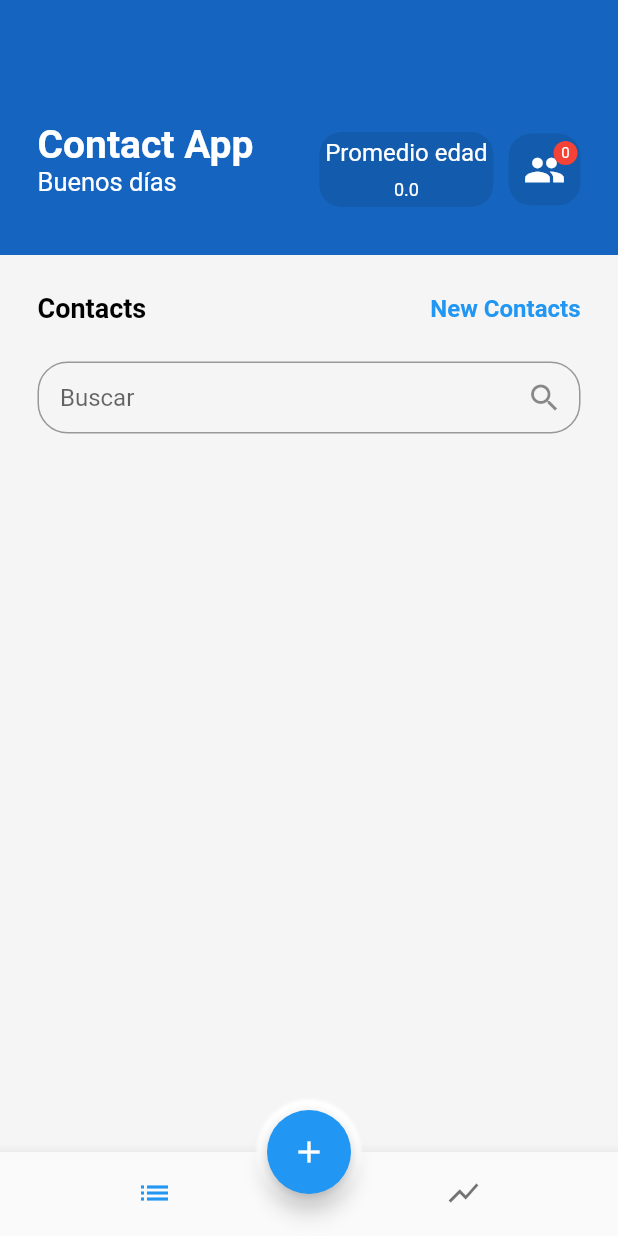
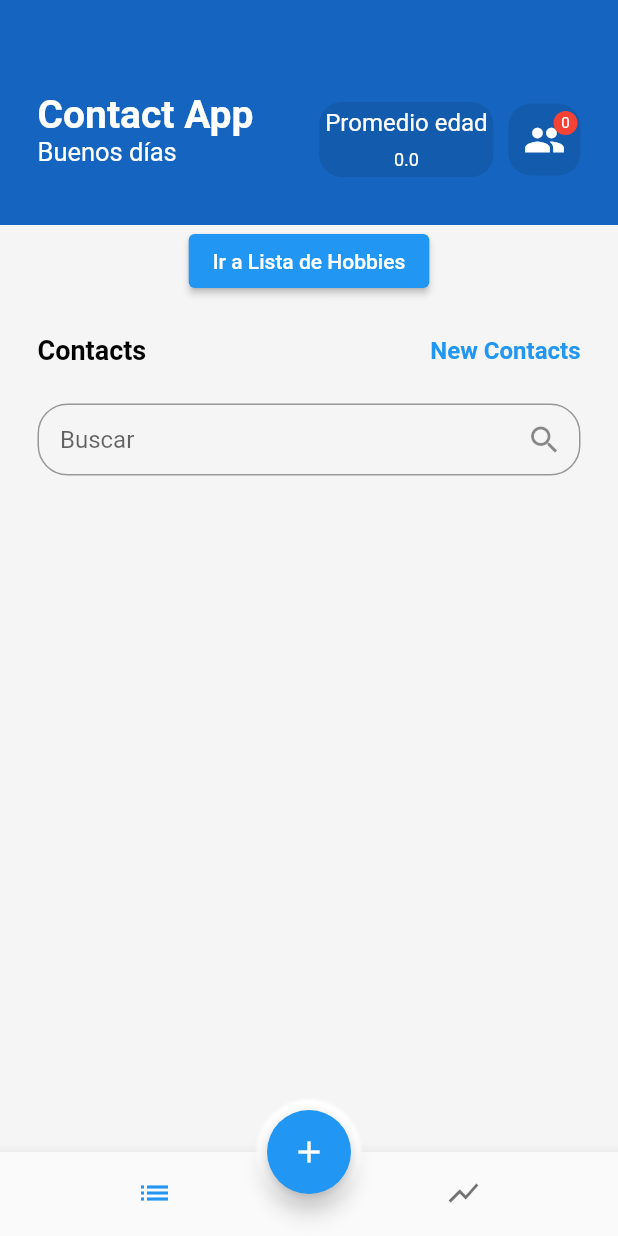
Before and after one commit to FelipeFranco0101/contact_app, a Flutter app: the ContactHomePages screen opened directly with empty values, on a phone screen of 412 x 824 dp. Run offline on Flutter 3.47's test engine with Material 2 defaults, Android fonts, the phone set to English and light mode, and no system bars; our stand-ins replace flutter_svg, sqflite; accounts and stored records are empty.

Commit message:
Lista de hobbies funcional

```diff
--- a/lib/contact_home_page.dart
+++ b/lib/contact_home_page.dart
@@ -2,6 +2,7 @@ import 'dart:math';
 import 'package:contact_app/database/database_helper.dart';
 import 'package:contact_app/form_contact_page.dart';
 import 'package:contact_app/models/Contact.dart';
+import 'package:contact_app/lista_hobbies.dart';
 import 'package:flutter/material.dart';
 import 'package:sqflite/sqflite.dart';
 
@@ -28,6 +29,16 @@ class _ContactHomeState extends State<ContactHomePages> {
     //var b = await DatabaseHelper.instance.retrieveContacs();
     //var c = await DatabaseHelper.instance.getRecentlyUpdate();
     debugPrint(a.toString());
+  }
+
+  void _irAListaHobbies() {
+    Navigator.push(
+      context,
+      MaterialPageRoute(
+        builder: (context) =>
+            const ListaHobbiesPage(), // Página a la que quieres navegar
+      ),
+    );
   }
 
   String getSaludo() {
@@ -83,7 +94,7 @@ class _ContactHomeState extends State<ContactHomePages> {
 
   @override
   Widget build(BuildContext context) {
-    _availableScreenWidth = MediaQuery.of(context).size.width - 50;
+    _availableScreenWidth = MediaQuery.of(context).size.width - 80;
     //prueba();
     return Scaffold(
       backgroundColor: Colors.grey[100],
@@ -91,7 +102,7 @@ class _ContactHomeState extends State<ContactHomePages> {
         Container(
           padding: const EdgeInsets.symmetric(vertical: 25, horizontal: 25),
           alignment: Alignment.bottomCenter,
-          height: 170,
+          height: 150,
           decoration: BoxDecoration(color: Colors.blue.shade800),
           child:
               Row(mainAxisAlignment: MainAxisAlignment.spaceBetween, children: [
@@ -186,6 +197,12 @@ class _ContactHomeState extends State<ContactHomePages> {
               )
             ]),
           ]),
+        ),
+        Center(
+          child: ElevatedButton(
+            onPressed: _irAListaHobbies, // Agrega el enlace al botón
+            child: const Text('Ir a Lista de Hobbies'),
+          ),
         ),
         containerRecentlyUpdateContact(),
         Container(
@@ -291,45 +308,6 @@ class _ContactHomeState extends State<ContactHomePages> {
     );
   }
 
-  /*Widget buildlistContactsList() {
-    return Expanded(
-        child: ListView(
-      padding: const EdgeInsets.all(25),
-      children: [
-        Row(
-          mainAxisAlignment: MainAxisAlignment.spaceBetween,
-          children: [
-            const Text(
-              'Contacts',
-              style: TextStyle(color: Colors.black, fontSize: 18, fontWeight: FontWeight.bold),
-            ),
-            InkWell(
-              onTap: () {
-                debugPrint('Siii');
-              },
-              child: Ink(
-                decoration: BoxDecoration(
-                  borderRadius: BorderRadius.circular(8.0),
-                ),
-                child: const Text(
-                  'New Contacts',
-                  style: TextStyle(color: Colors.blue, fontSize: 16, fontWeight: FontWeight.bold),
-                ),
-              ),
-            ),
-          ],
-        ),
-        const SizedBox(
-          height: 20,
-        ),
-        buildListContacts('Felipe'),
-        buildListContacts('Manu'),
-        buildListContacts('Rachel'),
-        buildListContacts('Salo'),
-      ],
-    ));
-  }*/
-
   Widget containerRecentlyUpdateContact() {
     if (amountContact > 0) {
       return Container(
@@ -402,7 +380,7 @@ class _ContactHomeState extends State<ContactHomePages> {
           ),
           title: Text("${contact.nombres} ${contact.apellidos}"),
           subtitle: Text(
-              "Edad: ${contact.edad} \nCel: ${contact.telefono} \nEmail: ${contact.email} \nHobbies: ${contact.hobbies?.join(', ') ?? 'N/A'} "),
+              "Edad: ${contact.edad} \nCel: ${contact.telefono} \nEmail: ${contact.email} "),
           trailing: Wrap(
             spacing: -8,
             children: <Widget>[
```
Also changed, not shown: lib/lista_hobbies.dart (added, +80 -0 lines), lib/models/contact.dart (+17 -0 lines).
